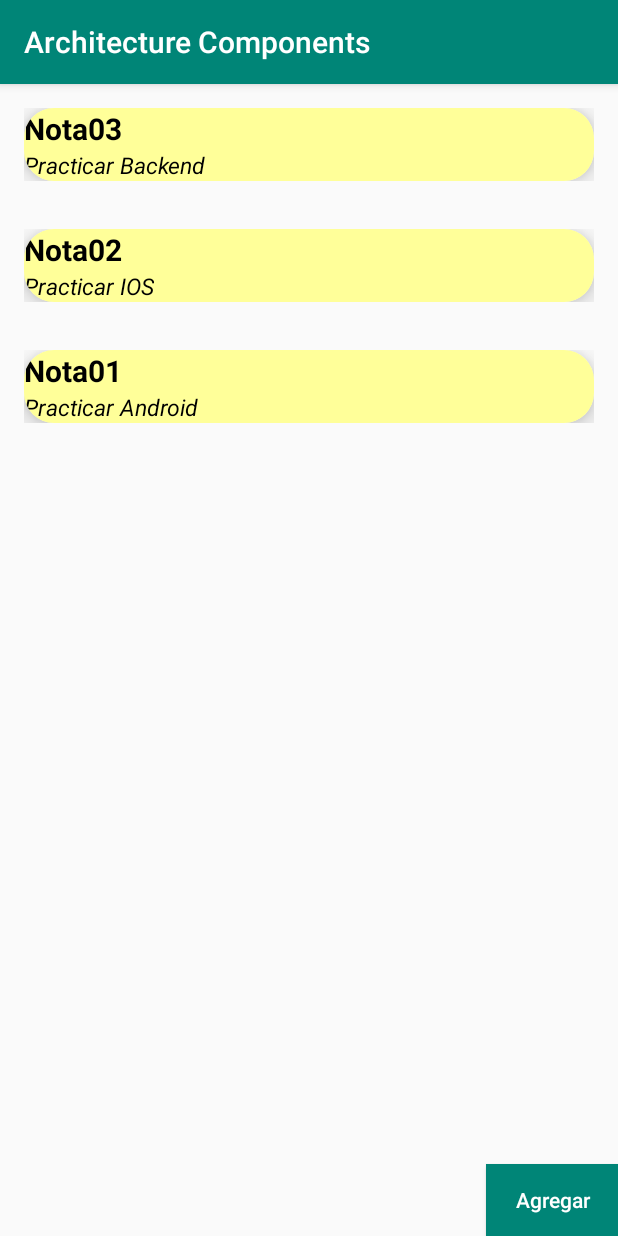
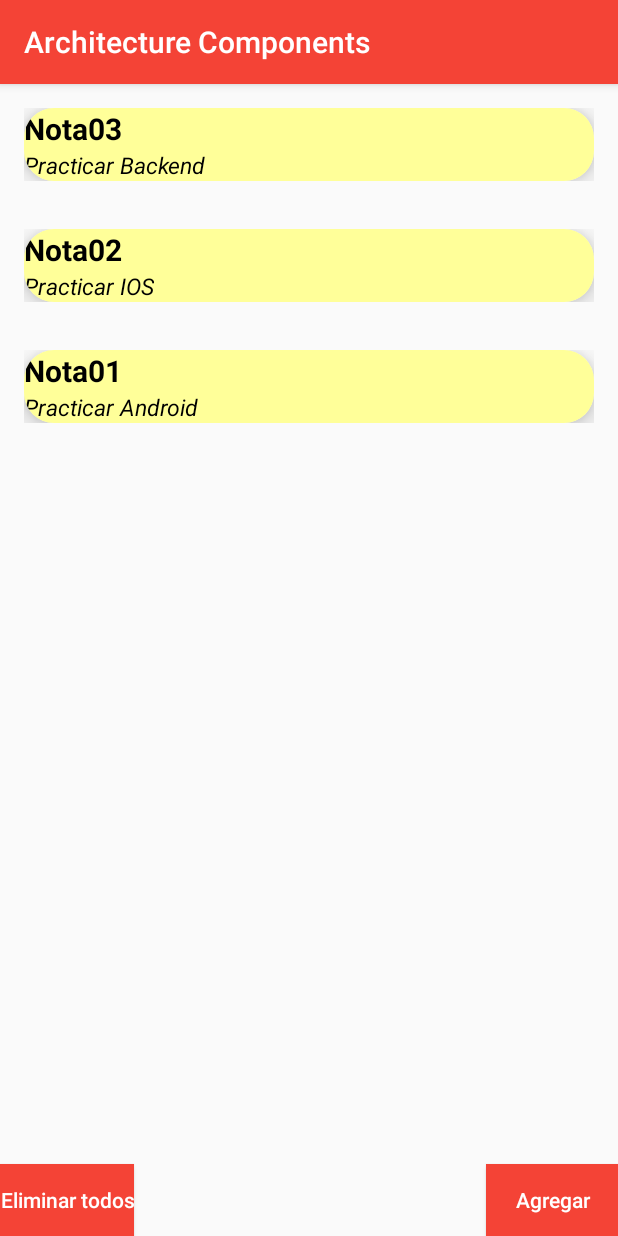
Before and after one commit to michcodeymt/architecture-components, an Android app: the screen it shows after launch (MainActivity), on a phone screen of 412 x 824 dp. Run offline under Robolectric (Android 15) with nearby library versions, the phone set to English and light mode, and no system bars; our stand-ins replace Room's generated code.

```diff
--- a/app/src/main/java/com/ymt/components/database/NotaDao.java
+++ b/app/src/main/java/com/ymt/components/database/NotaDao.java
@@ -26,4 +26,7 @@ public interface NotaDao {
 
     @Delete
     void delete(Nota nota);
+
+    @Query("delete from tabla_notas")
+    void deleteAll();
 }
--- a/app/src/main/java/com/ymt/components/viewmodel/NotaViewModel.java
+++ b/app/src/main/java/com/ymt/components/viewmodel/NotaViewModel.java
@@ -38,4 +38,8 @@ public class NotaViewModel extends AndroidViewModel {
     public void update(Nota nota) {
         notaRepository.update(nota);
     }
+
+    public void deleteAll() {
+        notaRepository.deleteAll();
+    }
 }
--- a/app/src/main/res/layout/activity_main.xml
+++ b/app/src/main/res/layout/activity_main.xml
@@ -19,4 +19,14 @@
         android:background="@color/colorPrimary"
         android:textColor="@android:color/white"
         android:layout_gravity="bottom|right"/>
+
+    <Button
+        android:id="@+id/btn_eliminar_todos"
+        android:layout_width="wrap_content"
+        android:layout_height="wrap_content"
+        android:textAllCaps="false"
+        android:text="Eliminar todos"
+        android:background="@color/colorPrimary"
+        android:textColor="@android:color/white"
+        android:layout_gravity="bottom|left"/>
 </FrameLayout>
--- a/app/src/main/res/values/colors.xml
+++ b/app/src/main/res/values/colors.xml
@@ -1,6 +1,14 @@
 <?xml version="1.0" encoding="utf-8"?>
 <resources>
-    <color name="colorPrimary">#008577</color>
-    <color name="colorPrimaryDark">#00574B</color>
-    <color name="colorAccent">#D81B60</color>
+    <color name="colorPrimary">#F44336</color>
+    <color name="colorPrimaryDark">#D32F2F</color>
+    <color name="colorAccent">#03A9F4</color>
+    <color name="colorPlomo">#7c7d7e</color>
+    <color name="colorBlack">#000000</color>
+    <color name="colorWhite">#FFFFFF</color>
+    <color name="colorGreen">#4dc959</color>
+
+    <color name="primary_light">#FFCDD2</color>
+    <color name="secondary_text">#757575</color>
+    <color name="divider">#BDBDBD</color>
 </resources>
```
Also changed, not shown: app/src/main/java/com/ymt/components/repository/NotaRepository.java (+20 -0 lines), app/src/main/java/com/ymt/components/view/MainActivity.java (+54 -0 lines), app/src/main/res/drawable/border_dialog_no.xml (added, +7 -0 lines), app/src/main/res/drawable/border_dialog_si.xml (added, +7 -0 lines), app/src/main/res/layout/dialog_eliminar_todos.xml (added, +73 -0 lines).
